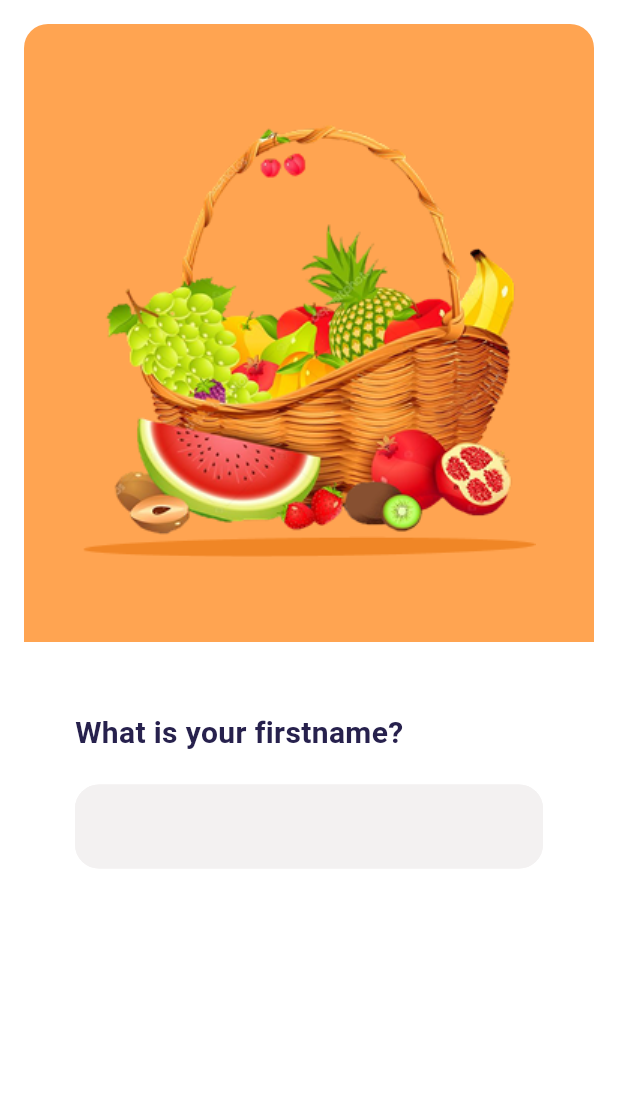
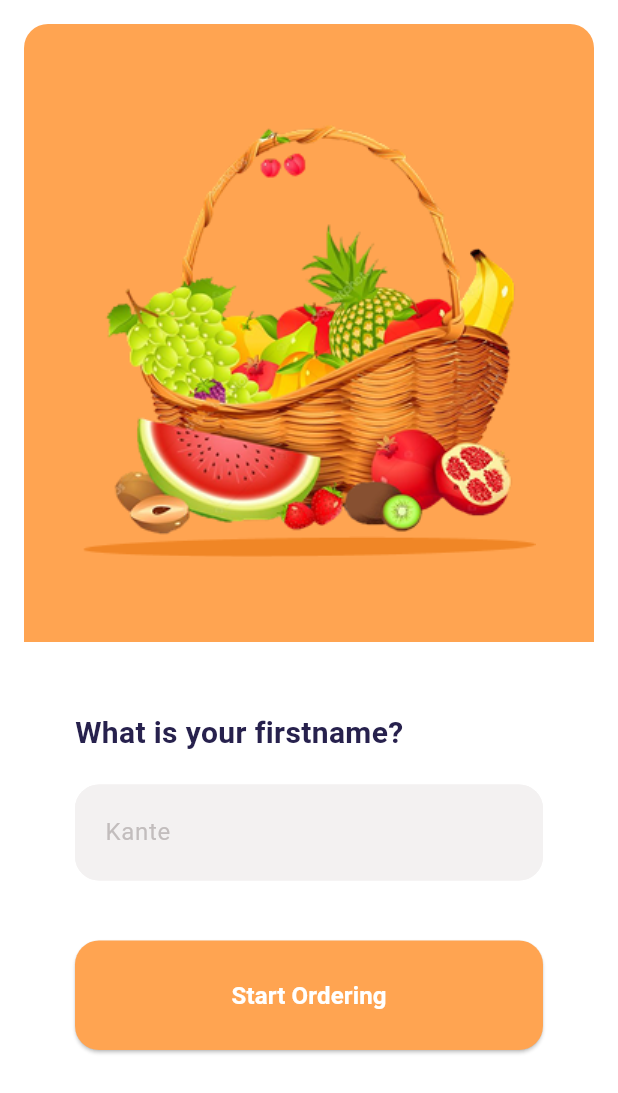
Before and after one commit to Shakirullah25/fruit-hub, a Flutter app: the screen it shows after launch, on a phone screen of 412 x 824 dp. Shown: the top 1093 px of the screen. Run offline on Flutter 3.47's test engine with Material 3 defaults, Android fonts, the phone set to English and light mode, and no system bars; our stand-ins replace google_fonts.

Commit message:
Features: added the order button

```diff
--- a/lib/home_screen.dart
+++ b/lib/home_screen.dart
@@ -70,18 +70,44 @@ class HomeScreen extends StatelessWidget {
           Padding(
             padding: const EdgeInsets.only(top: 20, left: 50, right: 50),
             child: TextField(
-
               showCursor: true,
               decoration: InputDecoration(
-                hintText: "",
+                hintText: MyStrings.hintTxt,
+                hintStyle: TextStyle(color: AppColors.hintTxtColor),
                 fillColor: AppColors.textFieldColor,
                 filled: true,
                 contentPadding: const EdgeInsets.symmetric(
-                  vertical: 16,
-                  horizontal: 10,
+                  vertical: 20,
+                  horizontal: 16,
                 ),
                 enabledBorder: outLineInputBorder,
                 focusedBorder: outLineInputBorder,
+              ),
+            ),
+          ),
+          Padding(
+            padding: const EdgeInsets.only(top: 40, left: 50, right: 50),
+            child: SizedBox(
+              width: double.infinity,
+              child: ElevatedButton(
+                onPressed: () {},
+                style: ElevatedButton.styleFrom(
+                  shape: RoundedRectangleBorder(
+                    borderRadius: BorderRadius.circular(16), // match TextField
+                  ),
+                  backgroundColor: AppColors.primaryColor,
+                  foregroundColor: AppColors.buttonTxtColor,
+                  padding: EdgeInsets.symmetric(
+                    vertical: 25,
+                  ), // remove horizontal here
+                ),
+                child: Text(
+                  MyStrings.buttonTxt,
+                  style: GoogleFonts.darkerGrotesque(
+                    fontSize: 16,
+                    fontWeight: FontWeight.bold,
+                  ),
+                ),
               ),
             ),
           ),
--- a/lib/my_strings.dart
+++ b/lib/my_strings.dart
@@ -3,4 +3,5 @@ class MyStrings {
   static const String shadowImgPath = "lib/assets/shadow.png";
   static const String firstName = "What is your firstname?";
   static const String hintTxt = "Kante";
+  static const String buttonTxt = "Start Ordering";
 }
```
